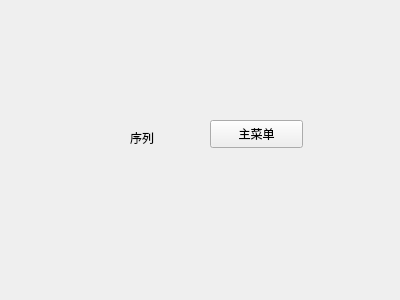
Old version of the form seriesmode.ui in the repository nntzhc/TMS_screen-database.
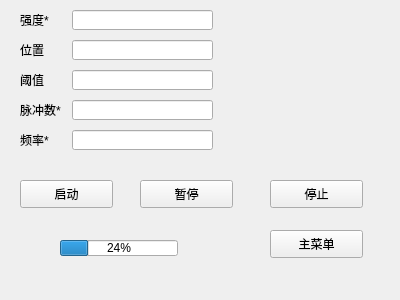
New version of the form.

```diff
--- a/seriesmode.ui
+++ b/seriesmode.ui
@@ -13,24 +13,11 @@
   <property name="windowTitle">
    <string>Form</string>
   </property>
-  <widget class="QLabel" name="label">
-   <property name="geometry">
-    <rect>
-     <x>130</x>
-     <y>130</y>
-     <width>72</width>
-     <height>15</height>
-    </rect>
-   </property>
-   <property name="text">
-    <string>序列</string>
-   </property>
-  </widget>
   <widget class="QPushButton" name="returnButton">
    <property name="geometry">
     <rect>
-     <x>210</x>
-     <y>120</y>
+     <x>270</x>
+     <y>230</y>
      <width>93</width>
      <height>28</height>
     </rect>
@@ -39,6 +26,173 @@
     <string>主菜单</string>
    </property>
   </widget>
+  <widget class="QPushButton" name="startButton">
+   <property name="geometry">
+    <rect>
+     <x>20</x>
+     <y>180</y>
+     <width>93</width>
+     <height>28</height>
+    </rect>
+   </property>
+   <property name="text">
+    <string>启动</string>
+   </property>
+  </widget>
+  <widget class="QPushButton" name="endButton">
+   <property name="geometry">
+    <rect>
+     <x>270</x>
+     <y>180</y>
+     <width>93</width>
+     <height>28</height>
+    </rect>
+   </property>
+   <property name="text">
+    <string>停止</string>
+   </property>
+  </widget>
+  <widget class="QPushButton" name="stopButton">
+   <property name="geometry">
+    <rect>
+     <x>140</x>
+     <y>180</y>
+     <width>93</width>
+     <height>28</height>
+    </rect>
+   </property>
+   <property name="text">
+    <string>暂停</string>
+   </property>
+  </widget>
+  <widget class="QLineEdit" name="powerEdit">
+   <property name="geometry">
+    <rect>
+     <x>72</x>
+     <y>10</y>
+     <width>141</width>
+     <height>20</height>
+    </rect>
+   </property>
+  </widget>
+  <widget class="QLabel" name="label">
+   <property name="geometry">
+    <rect>
+     <x>20</x>
+     <y>10</y>
+     <width>31</width>
+     <height>20</height>
+    </rect>
+   </property>
+   <property name="text">
+    <string>强度*</string>
+   </property>
+  </widget>
+  <widget class="QLabel" name="label_2">
+   <property name="geometry">
+    <rect>
+     <x>20</x>
+     <y>40</y>
+     <width>24</width>
+     <height>20</height>
+    </rect>
+   </property>
+   <property name="text">
+    <string>位置</string>
+   </property>
+  </widget>
+  <widget class="QLineEdit" name="positionEdit">
+   <property name="geometry">
+    <rect>
+     <x>72</x>
+     <y>40</y>
+     <width>141</width>
+     <height>20</height>
+    </rect>
+   </property>
+  </widget>
+  <widget class="QLineEdit" name="thresholdEdit">
+   <property name="geometry">
+    <rect>
+     <x>72</x>
+     <y>70</y>
+     <width>141</width>
+     <height>20</height>
+    </rect>
+   </property>
+  </widget>
+  <widget class="QLabel" name="label_3">
+   <property name="geometry">
+    <rect>
+     <x>20</x>
+     <y>70</y>
+     <width>24</width>
+     <height>20</height>
+    </rect>
+   </property>
+   <property name="text">
+    <string>阈值</string>
+   </property>
+  </widget>
+  <widget class="QLabel" name="label_4">
+   <property name="geometry">
+    <rect>
+     <x>20</x>
+     <y>100</y>
+     <width>41</width>
+     <height>20</height>
+    </rect>
+   </property>
+   <property name="text">
+    <string>脉冲数*</string>
+   </property>
+  </widget>
+  <widget class="QLineEdit" name="pulsesEdit">
+   <property name="geometry">
+    <rect>
+     <x>72</x>
+     <y>100</y>
+     <width>141</width>
+     <height>20</height>
+    </rect>
+   </property>
+  </widget>
+  <widget class="QLineEdit" name="freqEdit">
+   <property name="geometry">
+    <rect>
+     <x>72</x>
+     <y>130</y>
+     <width>141</width>
+     <height>20</height>
+    </rect>
+   </property>
+  </widget>
+  <widget class="QLabel" name="label_5">
+   <property name="geometry">
+    <rect>
+     <x>20</x>
+     <y>130</y>
+     <width>31</width>
+     <height>20</height>
+    </rect>
+   </property>
+   <property name="text">
+    <string>频率*</string>
+   </property>
+  </widget>
+  <widget class="QProgressBar" name="progressBar">
+   <property name="geometry">
+    <rect>
+     <x>60</x>
+     <y>240</y>
+     <width>118</width>
+     <height>16</height>
+    </rect>
+   </property>
+   <property name="value">
+    <number>24</number>
+   </property>
+  </widget>
  </widget>
  <resources/>
  <connections/>
```
